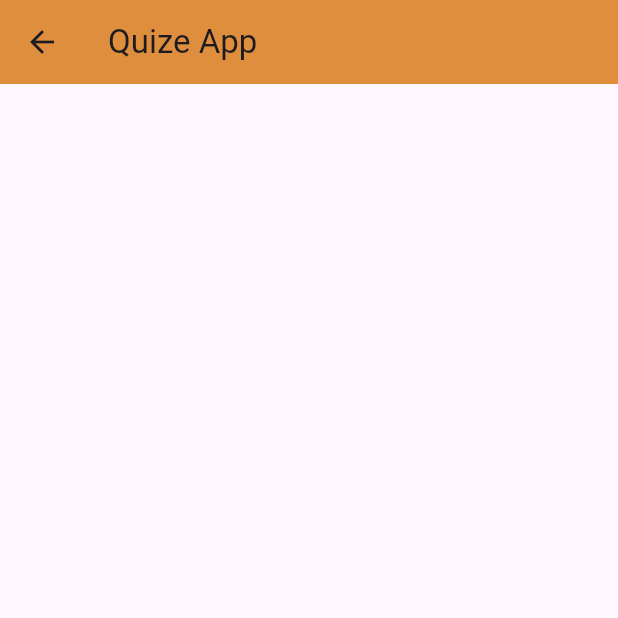
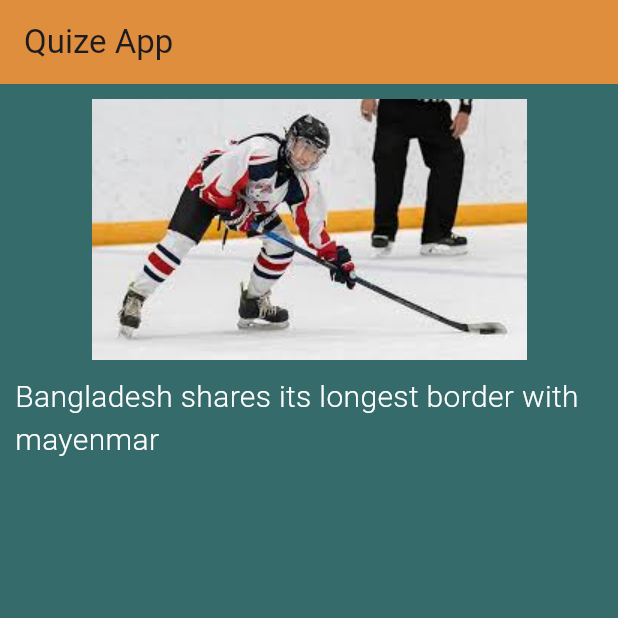
Before and after one commit to Foysalrabby/flutterpricerange, a Flutter app: the Quizeapp screen opened directly, on a phone screen of 412 x 824 dp, the top half of it. Run offline on Flutter 3.47's test engine with Material 3 defaults, Android fonts, the phone set to English and light mode, and no system bars; missing offline and left inert: dart:ffi.

Commit message:
to remove space in top use spacer

```diff
--- a/lib/main.dart
+++ b/lib/main.dart
@@ -1,7 +1,8 @@
 import 'package:flutter/material.dart';
 import 'package:flutterpricerange/priceandlinkumage.dart';
+import 'package:flutterpricerange/quize.dart';
 import 'package:flutterpricerange/tipcalculator.dart';
 
 void main() => runApp( new  MaterialApp(
-  home: Tipcalculator(),
+  home: Quizeapp()
 ));
--- a/lib/quize.dart
+++ b/lib/quize.dart
@@ -1,3 +1,5 @@
+import 'dart:ffi';
+
 import 'package:flutter/cupertino.dart';
 import 'package:flutter/material.dart';
 
@@ -9,6 +11,17 @@ class Quizeapp extends StatefulWidget{
 
 }
 class Extendedquize extends State<Quizeapp>{
+
+  List quizebank=[
+    "The capital of Bangladesh is Dhaka",
+    "The national flower of Bangladesh is the rose.",
+    "The Sundarbans, located in Bangladesh, is the largest mangrove forest in the world",
+    "Bengali (Bangla) is the only official language of Bangladesh",
+    "Bangladesh shares its longest border with  mayenmar",
+    "The traditional musical instrument tabla is commonly used in Bangladeshi music",
+    "Bangladesh was formerly known as East Pakistan before gaining independence",
+    "The official religion of Bangladesh is Hinduism"
+  ];
   @override
   Widget build(BuildContext context) {
     return Scaffold(
@@ -17,12 +30,22 @@ class Extendedquize extends State<Quizeapp>{
         backgroundColor: Color.fromARGB(255, 223, 142, 61),
       ),
       body: Container(
+       width:double.infinity ,
         color:Color.fromARGB(255, 53, 108, 107) ,
-        child: Column(
-          mainAxisAlignment: MainAxisAlignment.center,
-          children: [
+        child: Padding(
+          padding: const EdgeInsets.all(10.0),
+          child: Column(
+            mainAxisAlignment: MainAxisAlignment.center,
 
-          ],
+            children: [
+               Image.asset("assets/images/hockeypic.jpg"),
+              SizedBox(height: 10,),
+              Container(
+                child: Text("${quizebank[4]}",style: TextStyle(color: Colors.white, fontWeight: FontWeight.w300,fontSize: 20),),
+              ),
+              Spacer(), //to remove space in top
+            ],
+          ),
         ),
       ),
     );
--- a/pubspec.yaml
+++ b/pubspec.yaml
@@ -59,8 +59,8 @@ flutter:
   uses-material-design: true
 
   # To add assets to your application, add an assets section, like this:
-  # assets:
-  #   - images/a_dot_burr.jpeg
+  assets:
+     - assets/images/
   #   - images/a_dot_ham.jpeg
 
   # An image asset can refer to one or more resolution-specific "variants", see
```
Also changed, not shown: assets/images/hockeypic.jpg (added), assets/images/hockeypic2.jpg (added).
